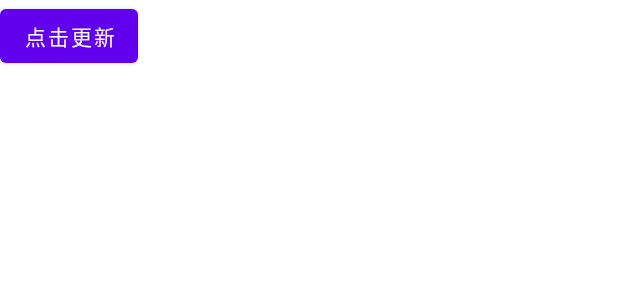
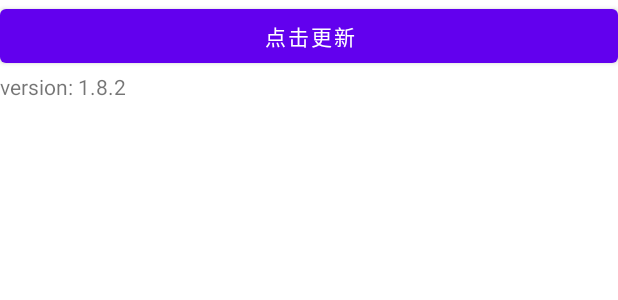
Before and after one commit to ChentaoZhou/UpdatedemoNew, an Android app: the layout activity_main.xml on its own in the app's theme, with its tools: preview values and no code run, on a phone screen of 412 x 824 dp. Shown: the top 300 px of the screen. Run offline under Robolectric (Android 15) with nearby library versions, the phone set to English and light mode, and no system bars.

```diff
--- a/app/src/main/res/layout/activity_main.xml
+++ b/app/src/main/res/layout/activity_main.xml
@@ -8,8 +8,12 @@
 
     <Button
         android:id="@+id/updateButton"
-        android:layout_width="wrap_content"
+        android:layout_width="match_parent"
         android:layout_height="wrap_content"
         android:text="点击更新"/>
+    <TextView
+        android:layout_width="match_parent"
+        android:layout_height="wrap_content"
+        android:text="version: 1.8.2"/>
 
 </LinearLayout>
```
Also changed, not shown: app/src/main/java/com/volcengine/AppCommonContextImpl.java (+6 -6 lines), 14 other files.
